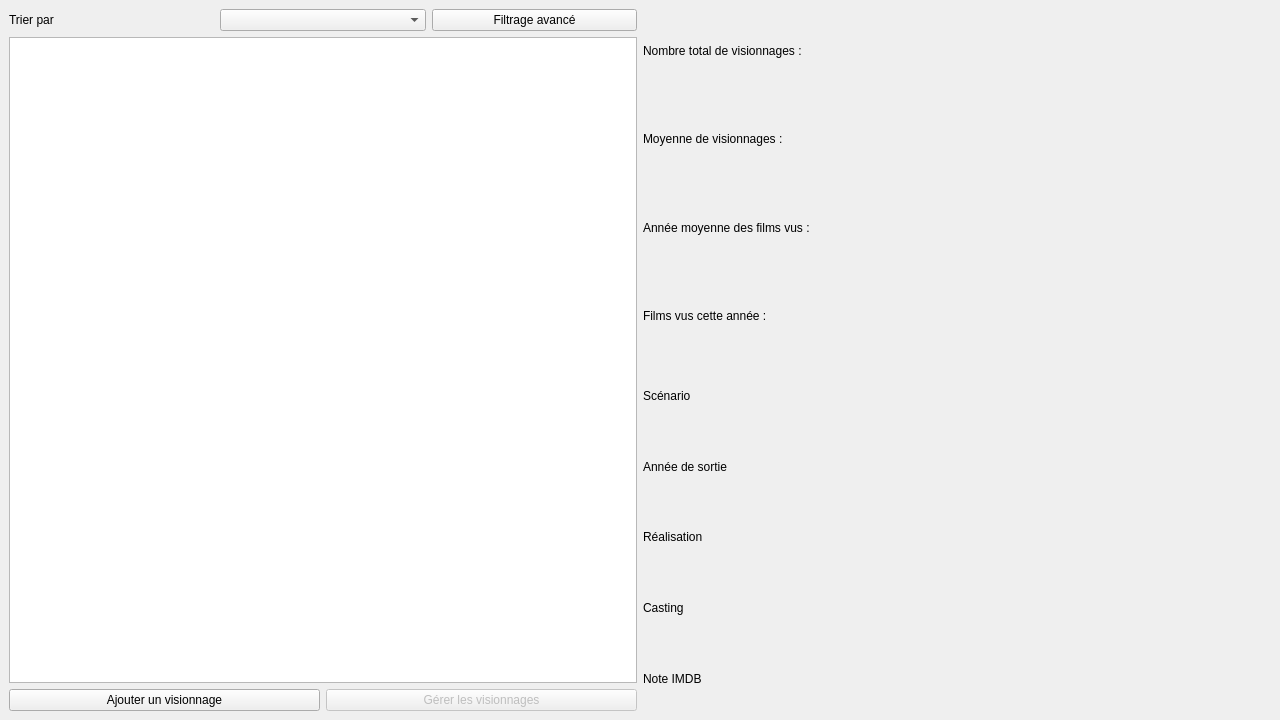
The window that MainWindow.ui (AmbreM71/MovieManager) describes before a commit, drawn with Qt 5.
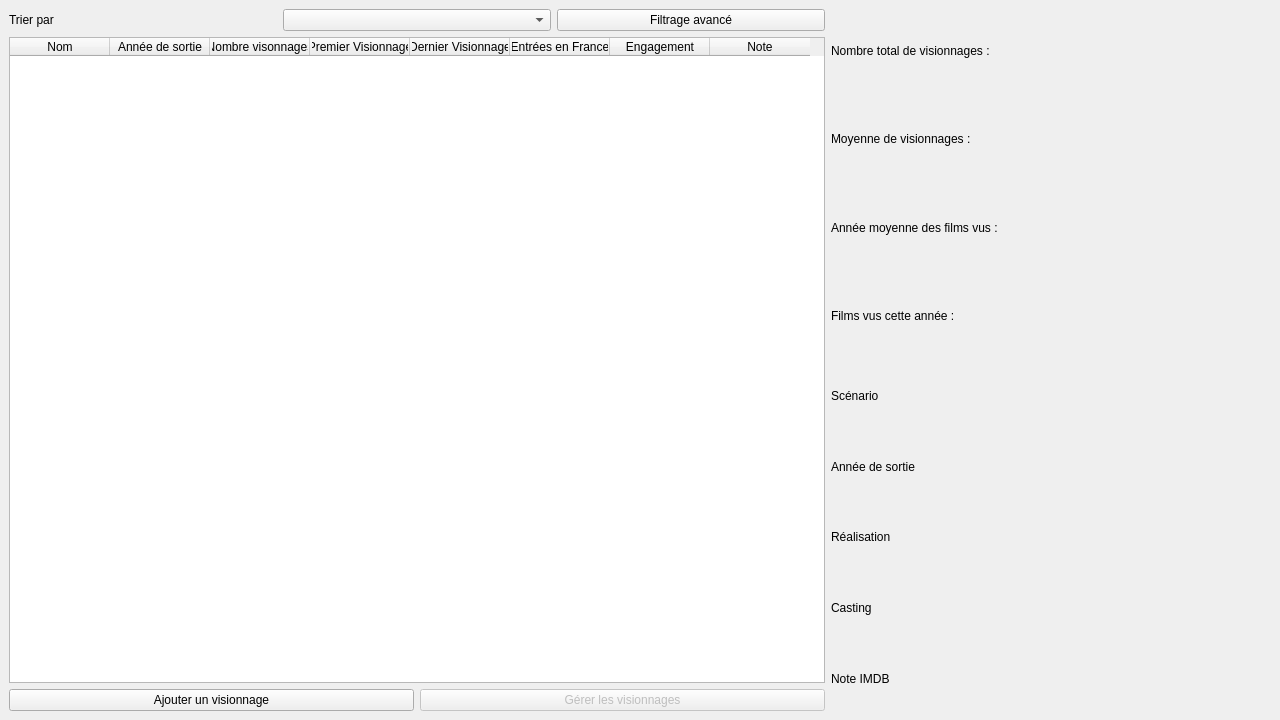
The same window after the commit.

Commit message: create UI table columns

Diff of the .ui file:
```diff
--- a/MainWindow.ui
+++ b/MainWindow.ui
@@ -48,17 +48,63 @@
        </layout>
       </item>
       <item>
-       <layout class="QVBoxLayout" name="MoviesListLayout">
-        <item>
-         <widget class="QListWidget" name="MoviesListWidget">
+       <widget class="QTableWidget" name="MoviesListWidget">
           <property name="sizePolicy">
            <sizepolicy hsizetype="Preferred" vsizetype="Preferred">
             <horstretch>0</horstretch>
             <verstretch>0</verstretch>
            </sizepolicy>
           </property>
-         </widget>
-        </item>
+        <property name="horizontalScrollBarPolicy">
+         <enum>Qt::ScrollBarAlwaysOff</enum>
+        </property>
+        <property name="sizeAdjustPolicy">
+         <enum>QAbstractScrollArea::AdjustToContents</enum>
+        </property>
+        <column>
+         <property name="text">
+          <string>Nom</string>
+         </property>
+        </column>
+        <column>
+         <property name="text">
+          <string>Année de sortie</string>
+         </property>
+        </column>
+        <column>
+         <property name="text">
+          <string>Nombre visonnages</string>
+         </property>
+        </column>
+        <column>
+         <property name="text">
+          <string>Premier Visionnage</string>
+         </property>
+        </column>
+        <column>
+         <property name="text">
+          <string>Dernier Visionnage</string>
+         </property>
+        </column>
+        <column>
+         <property name="text">
+          <string>Entrées en France</string>
+         </property>
+        </column>
+        <column>
+         <property name="text">
+          <string>Engagement</string>
+         </property>
+        </column>
+        <column>
+         <property name="text">
+          <string>Note</string>
+         </property>
+        </column>
+       </widget>
+      </item>
+      <item>
+       <layout class="QVBoxLayout" name="MoviesListLayout">
         <item>
          <layout class="QHBoxLayout" name="MoviesActionLayout">
           <item>
```
Lines whose indentation alone changed are shown as unchanged. The commit also changes 1 other file.
